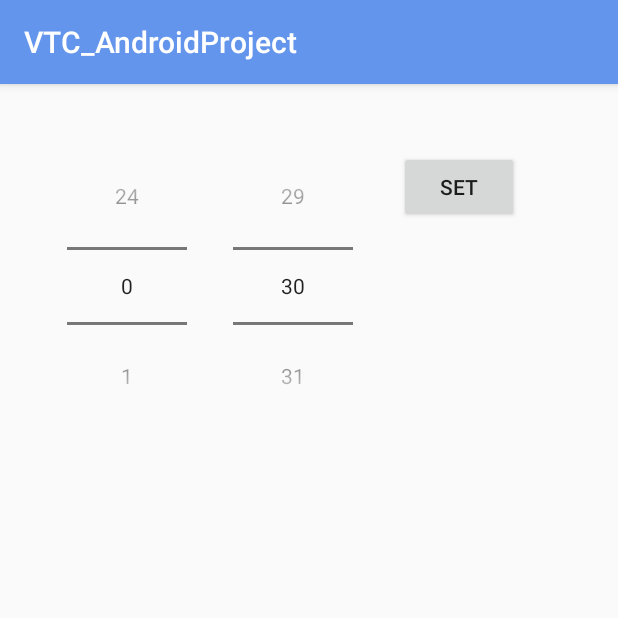
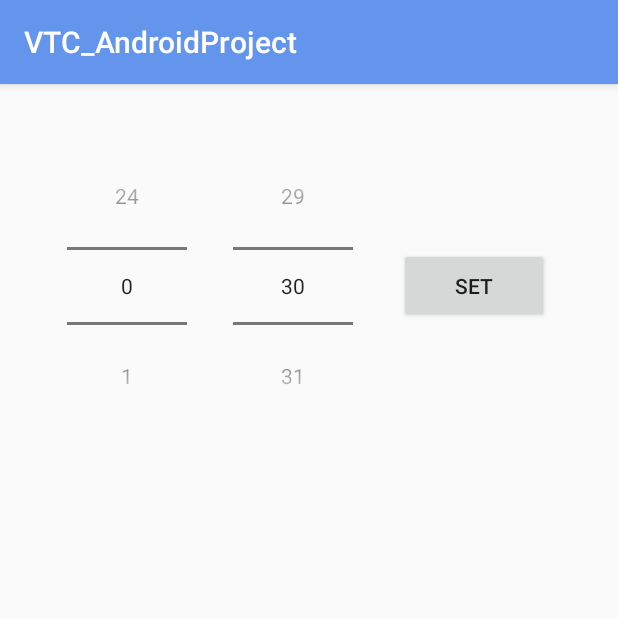
Before and after one commit to IVE-IT114112-FYP-1819/androidVTC, an Android app: the SetAlarm screen opened directly, with no data from a screen before it, on a phone screen of 412 x 824 dp, the top half of it. Run offline under Robolectric (Android 15) with nearby library versions, the phone set to English and light mode, and no system bars.

Commit message:
mix the alarm in information dialog

```diff
--- a/app/src/main/java/com/example/dennischiu/vtc_androidproject/alert/BootUpReceiver.java
+++ b/app/src/main/java/com/example/dennischiu/vtc_androidproject/alert/BootUpReceiver.java
@@ -1,4 +1,6 @@
 package com.example.dennischiu.vtc_androidproject.alert;
+
+import com.example.dennischiu.vtc_androidproject.Information_setting;
 
 import android.content.BroadcastReceiver;
 import android.content.Context;
@@ -25,7 +27,7 @@ public class BootUpReceiver extends BroadcastReceiver {
             for(int i = 0; i < 10; i++){
                 cal.add(Calendar.MINUTE, 1);    //加一分鐘
                 cal.set(Calendar.SECOND, 0);    //設定秒數為0
-                SetAlarm.add_alarm(context, cal);        //註冊鬧鐘
+                Information_setting.add_alarm(context, cal);        //註冊鬧鐘
             }
         }
     }
--- a/app/src/main/java/com/example/dennischiu/vtc_androidproject/alert/SetAlarm.java
+++ b/app/src/main/java/com/example/dennischiu/vtc_androidproject/alert/SetAlarm.java
@@ -30,7 +30,7 @@ public class SetAlarm extends AppCompatActivity {
     @Override
     protected void onCreate(Bundle savedInstanceState) {
         super.onCreate(savedInstanceState);
-        setContentView(R.layout.setalarm);
+        setContentView(R.layout.dialog_alert);
 
         setTime_button = (Button) findViewById(R.id.setTime_button);
         hour_numberPicker = (NumberPicker) findViewById(R.id.hour_numberPicker);
@@ -58,10 +58,6 @@ public class SetAlarm extends AppCompatActivity {
                 finish();
             }
         });
-
-
-
-
 
         ComponentName receiver = new ComponentName(this, BootUpReceiver.class);
         PackageManager pm = this.getPackageManager();
--- a/app/src/main/res/layout/activity_function_page.xml
+++ b/app/src/main/res/layout/activity_function_page.xml
@@ -28,7 +28,7 @@
         android:layout_marginTop="100dp"
         android:text="Finger Print"
         android:textColor="@android:color/white"
-        android:textSize="@dimen/text_headline"
+        android:textSize="@dimen/text_title_big"
         app:layout_constraintEnd_toEndOf="parent"
         app:layout_constraintStart_toStartOf="parent"
         app:layout_constraintTop_toBottomOf="@+id/fingerprintImage" />
--- a/app/src/main/res/layout/activity_information_setting.xml
+++ b/app/src/main/res/layout/activity_information_setting.xml
@@ -141,7 +141,7 @@
                 app:layout_constraintTop_toBottomOf="@+id/error_message" />
 
             <ImageButton
-                android:id="@+id/ib_setAlert"
+                android:id="@+id/btn_dialog_setAlarm"
                 android:layout_width="80dp"
                 android:layout_height="80dp"
                 android:layout_marginLeft="50dp"
--- a/app/src/main/res/layout/activity_second_page.xml
+++ b/app/src/main/res/layout/activity_second_page.xml
@@ -28,7 +28,7 @@
         android:layout_marginTop="100dp"
         android:text="function2 name"
         android:textColor="@android:color/white"
-        android:textSize="@dimen/text_headline"
+        android:textSize="@dimen/text_title_big"
         app:layout_constraintEnd_toEndOf="parent"
         app:layout_constraintStart_toStartOf="parent"
         app:layout_constraintTop_toBottomOf="@+id/iv_logo" />
--- a/app/src/main/res/layout/activity_third_page.xml
+++ b/app/src/main/res/layout/activity_third_page.xml
@@ -28,7 +28,7 @@
         android:layout_marginTop="100dp"
         android:text="function3 name"
         android:textColor="@android:color/white"
-        android:textSize="@dimen/text_headline"
+        android:textSize="@dimen/text_title_big"
         app:layout_constraintEnd_toEndOf="parent"
         app:layout_constraintStart_toStartOf="parent"
         app:layout_constraintTop_toBottomOf="@+id/iv_logo" />
--- /dev/null
+++ b/app/src/main/res/layout/dialog_alert.xml
@@ -0,0 +1,33 @@
+<?xml version="1.0" encoding="utf-8"?>
+<LinearLayout xmlns:android="http://schemas.android.com/apk/res/android"
+    xmlns:app="http://schemas.android.com/apk/res-auto"
+    xmlns:tools="http://schemas.android.com/tools"
+    android:layout_width="match_parent"
+    android:layout_height="wrap_content"
+    android:layout_margin="@dimen/spacing_large"
+    android:padding="13dp"
+    android:orientation="horizontal"
+    tools:context=".Information_setting">
+
+    <NumberPicker
+        android:id="@+id/hour_numberPicker"
+        android:layout_width="80dp"
+        android:layout_height="wrap_content"
+        android:layout_margin="15dp"/>
+
+    <NumberPicker
+        android:id="@+id/mins_numberPicker"
+        android:layout_width="80dp"
+        android:layout_height="wrap_content"
+        android:layout_margin="15dp" />
+
+    <Button
+        android:id="@+id/setTime_button"
+        android:layout_gravity="center_vertical"
+        android:layout_width="100dp"
+        android:layout_height="wrap_content"
+        android:padding="15dp"
+        android:layout_margin="15dp"
+        android:text="SET" />
+
+</LinearLayout>
--- a/app/src/main/res/values/dimens.xml
+++ b/app/src/main/res/values/dimens.xml
@@ -7,6 +7,7 @@
     <dimen name="text_subheading">16sp</dimen>
     <dimen name="text_title">20sp</dimen>
     <dimen name="text_headline">24sp</dimen>
+    <dimen name="text_title_big">30dp</dimen>
     <dimen name="text_display">34sp</dimen>
 
     <!-- SPACING -->
--- a/app/src/main/res/values/strings.xml
+++ b/app/src/main/res/values/strings.xml
@@ -7,4 +7,6 @@
     <string name="function_page_finger">Finger</string>
 
     <string name="login_error_message">Input success</string>
+
+    <string name="Alarm_settings">The Alarm has been set</string>
 </resources>
```
Also changed, not shown: app/src/main/java/com/example/dennischiu/vtc_androidproject/Information_setting.java (+140 -38 lines).
